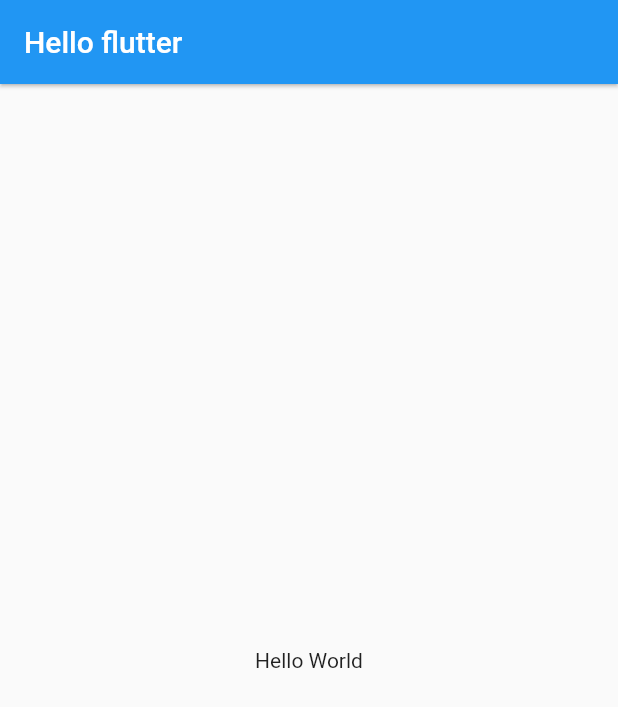
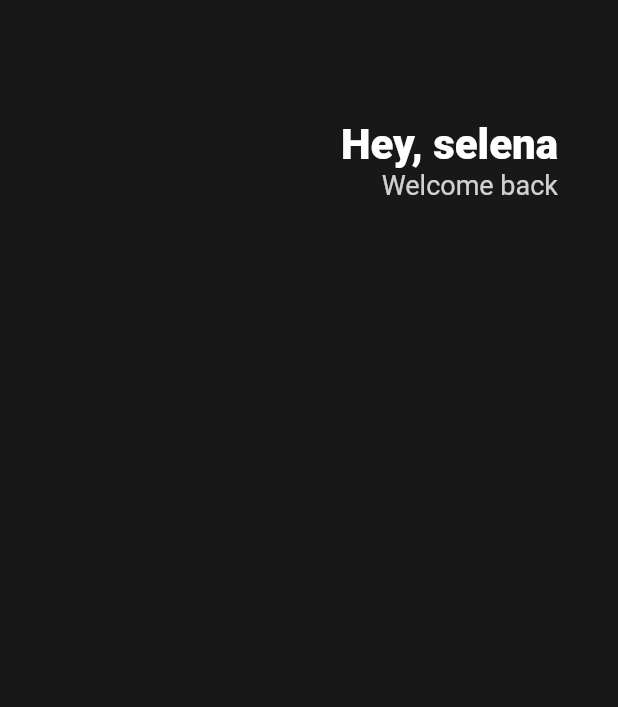
Before and after one commit to CLM-BONNY/dart-basic, a Flutter app: the screen it shows after launch, on a phone screen of 412 x 824 dp. Shown: the top 707 px of the screen. Run offline on Flutter 3.47's test engine with Material 2 defaults, Android fonts, the phone set to English and light mode, and no system bars.

Commit message:
feat. 헤더 구현

```diff
--- a/toonflix/lib/main.dart
+++ b/toonflix/lib/main.dart
@@ -9,13 +9,41 @@ class App extends StatelessWidget {
   Widget build(BuildContext context) {
     return MaterialApp(
       home: Scaffold(
-        appBar: AppBar(
-          centerTitle: false,
-          elevation: 1,
-          title: Text("Hello flutter"),
-        ),
-        body: Center(
-          child: Text("Hello World"),
+        backgroundColor: Color(0xFF181818),
+        body: Padding(
+          padding: EdgeInsets.symmetric(horizontal: 40),
+          child: Column(
+            children: [
+              SizedBox(
+                height: 80,
+              ),
+              Row(
+                mainAxisAlignment: MainAxisAlignment.end,
+                children: [
+                  Column(
+                    crossAxisAlignment: CrossAxisAlignment.end,
+                    children: [
+                      Text(
+                        "Hey, selena",
+                        style: TextStyle(
+                          color: Colors.white,
+                          fontSize: 28,
+                          fontWeight: FontWeight.w800,
+                        ),
+                      ),
+                      Text(
+                        "Welcome back",
+                        style: TextStyle(
+                          color: Colors.white.withOpacity(0.8),
+                          fontSize: 18,
+                        ),
+                      ),
+                    ],
+                  )
+                ],
+              )
+            ],
+          ),
         ),
       ),
     );
```
